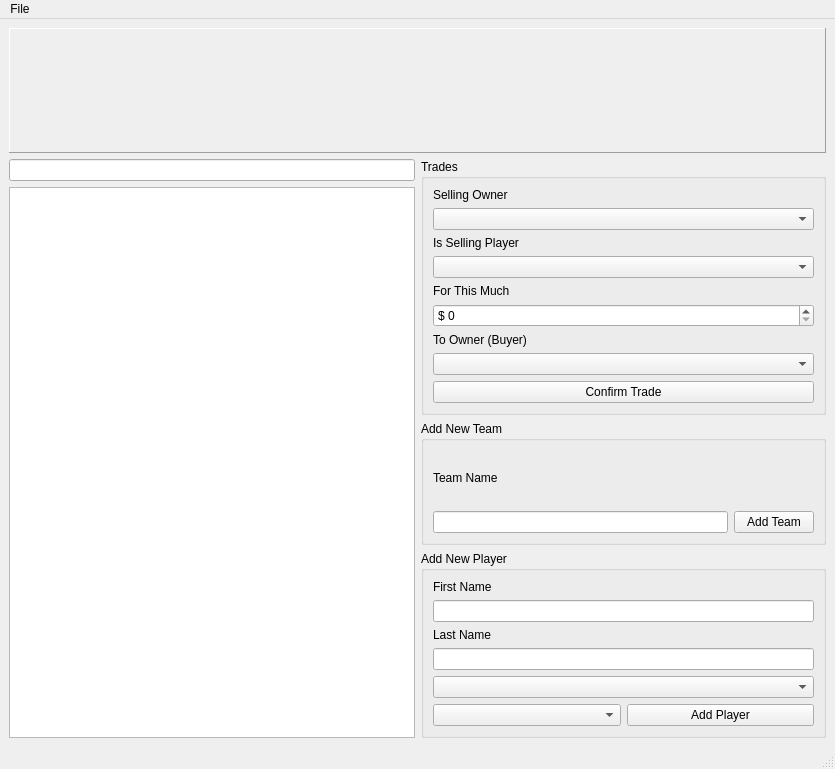
Qt form view/ui/mainform.ui (robgura/auction-manager) before a commit.
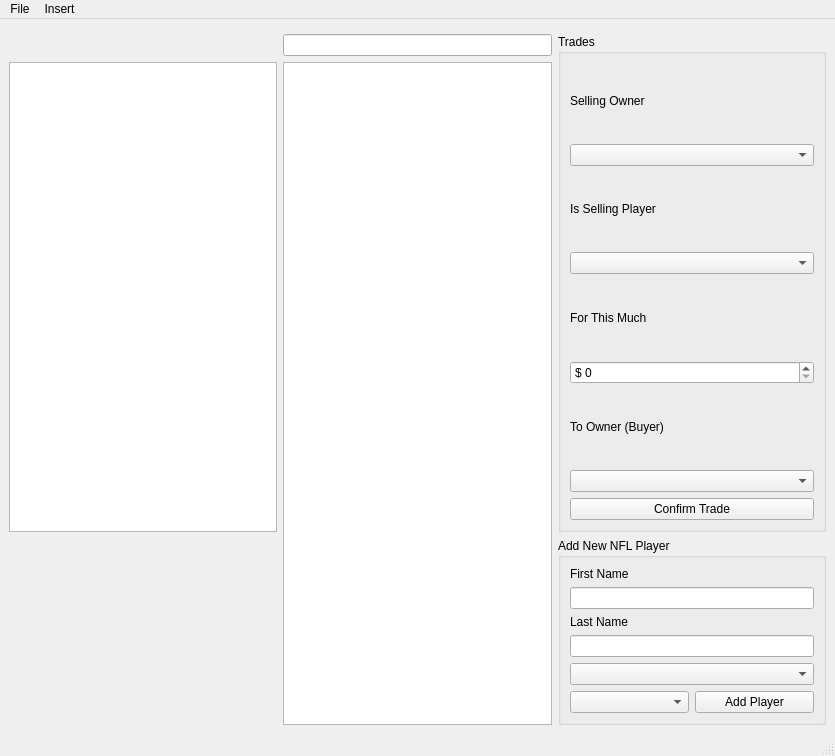
The same form after that commit.

Commit message:
owner model works
committer: Rob <rob@paris.com>

```diff
--- a/view/ui/mainform.ui
+++ b/view/ui/mainform.ui
@@ -6,7 +6,7 @@
     <x>0</x>
     <y>0</y>
     <width>835</width>
-    <height>769</height>
+    <height>756</height>
    </rect>
   </property>
   <property name="windowTitle" >
@@ -14,7 +14,7 @@
   </property>
   <widget class="QWidget" name="centralwidget" >
    <layout class="QGridLayout" >
-    <item row="0" column="0" colspan="2" >
+    <item row="0" column="4" colspan="2" >
      <widget class="QFrame" name="allTeamsFrame" >
       <property name="frameShape" >
        <enum>QFrame::Panel</enum>
@@ -24,10 +24,10 @@
       </property>
      </widget>
     </item>
-    <item row="1" column="0" >
+    <item row="1" column="4" >
      <widget class="QLineEdit" name="playerInput" />
     </item>
-    <item rowspan="2" row="1" column="1" >
+    <item rowspan="2" row="1" column="5" >
      <widget class="QGroupBox" name="groupBox_3" >
       <property name="title" >
        <string>Trades</string>
@@ -90,40 +90,26 @@
       </layout>
      </widget>
     </item>
-    <item row="3" column="1" >
-     <widget class="QGroupBox" name="groupBox" >
-      <property name="title" >
-       <string>Add New Team</string>
+    <item rowspan="2" row="2" column="4" >
+     <widget class="QTreeView" name="playerView" >
+      <property name="dragEnabled" >
+       <bool>true</bool>
       </property>
-      <layout class="QVBoxLayout" >
-       <item>
-        <widget class="QLabel" name="label" >
-         <property name="text" >
-          <string>Team Name</string>
-         </property>
-        </widget>
-       </item>
-       <item>
-        <layout class="QHBoxLayout" >
-         <item>
-          <widget class="QLineEdit" name="addTeamLineEdit" />
-         </item>
-         <item>
-          <widget class="QPushButton" name="addTeamButton" >
-           <property name="text" >
-            <string>Add Team</string>
-           </property>
-          </widget>
-         </item>
-        </layout>
-       </item>
-      </layout>
+      <property name="alternatingRowColors" >
+       <bool>true</bool>
+      </property>
+      <property name="itemsExpandable" >
+       <bool>true</bool>
+      </property>
+      <property name="sortingEnabled" >
+       <bool>true</bool>
+      </property>
      </widget>
     </item>
-    <item row="4" column="1" >
+    <item row="3" column="5" >
      <widget class="QGroupBox" name="groupBox_2" >
       <property name="title" >
-       <string>Add New Player</string>
+       <string>Add New NFL Player</string>
       </property>
       <layout class="QVBoxLayout" >
        <item>
@@ -166,21 +152,8 @@
       </layout>
      </widget>
     </item>
-    <item rowspan="3" row="2" column="0" >
-     <widget class="QTreeView" name="playerView" >
-      <property name="dragEnabled" >
-       <bool>true</bool>
-      </property>
-      <property name="alternatingRowColors" >
-       <bool>true</bool>
-      </property>
-      <property name="itemsExpandable" >
-       <bool>false</bool>
-      </property>
-      <property name="sortingEnabled" >
-       <bool>true</bool>
-      </property>
-     </widget>
+    <item row="2" column="3" >
+     <widget class="QTreeView" name="ownerView" />
     </item>
    </layout>
   </widget>
@@ -203,7 +176,15 @@
     <addaction name="separator" />
     <addaction name="actionExit" />
    </widget>
+   <widget class="QMenu" name="menuInsert" >
+    <property name="title" >
+     <string>Insert</string>
+    </property>
+    <addaction name="actionOwner" />
+    <addaction name="actionNFL_Player" />
+   </widget>
    <addaction name="menuFile" />
+   <addaction name="menuInsert" />
   </widget>
   <widget class="QStatusBar" name="statusbar" />
   <action name="actionNew" >
```
Left out of the diff: 10 changed lines with no effect on the pictures. The commit also changes 9 other files.
